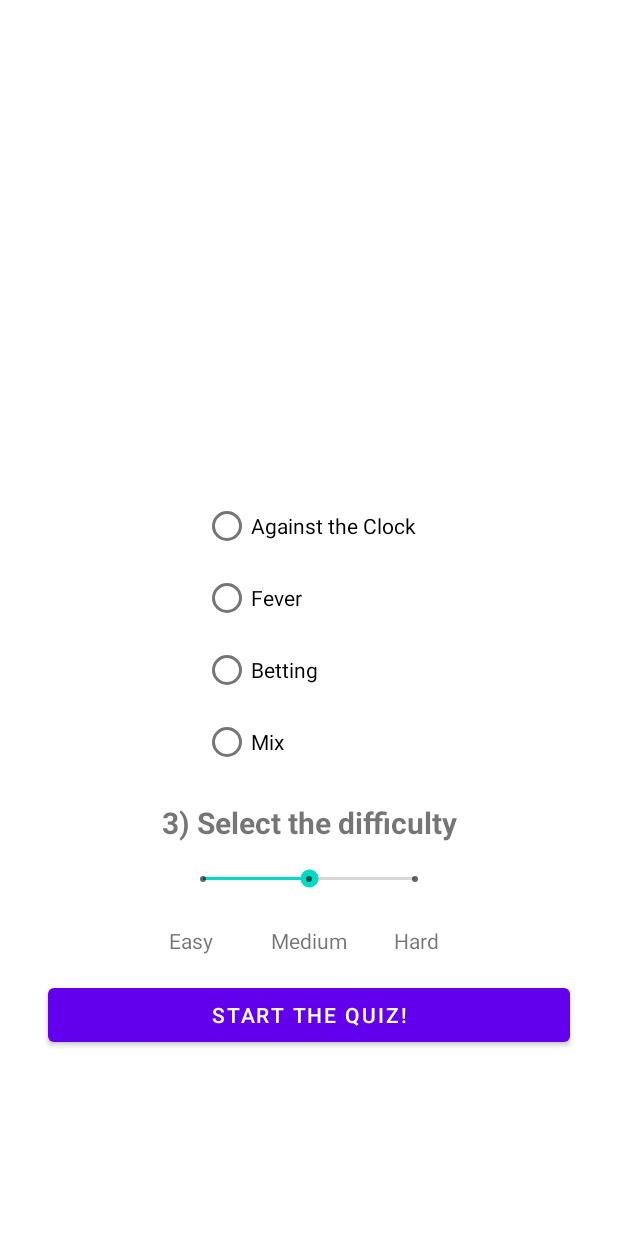
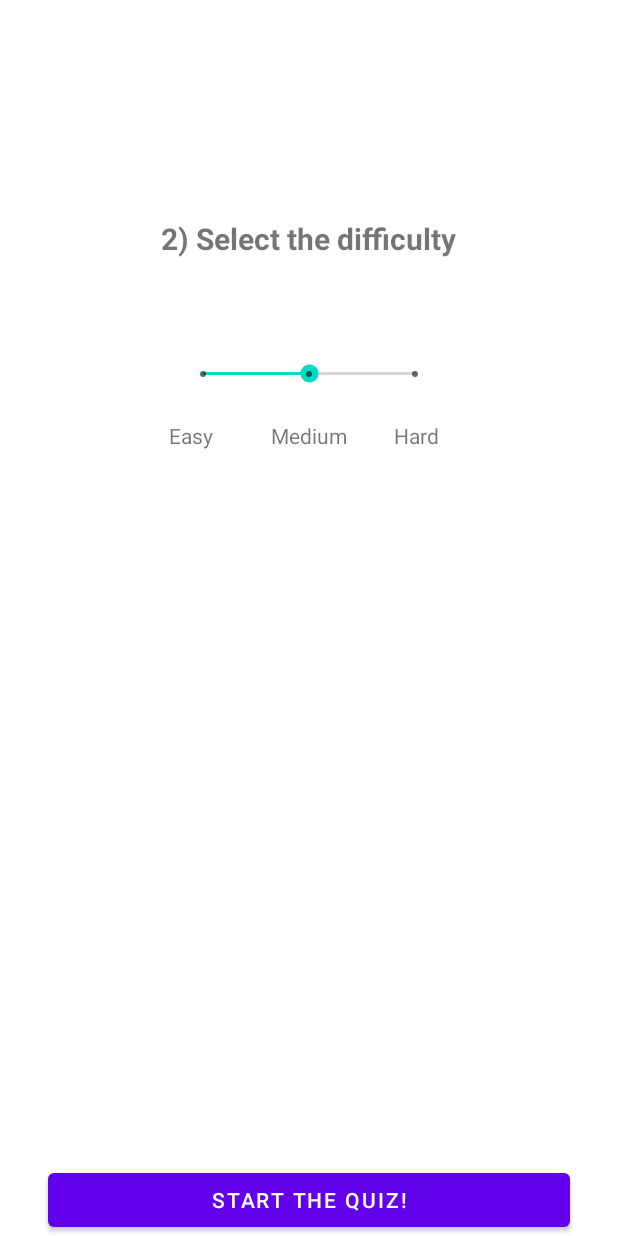
Before and after one commit to dotNote-2022/dotQuiz, an Android app: the layout fragment_home.xml on its own in the app's theme, with its tools: preview values and no code run, on a phone screen of 412 x 824 dp. Run offline under Robolectric (Android 15) with nearby library versions, the phone set to English and light mode, and no system bars.

```diff
--- a/app/src/main/AndroidManifest.xml
+++ b/app/src/main/AndroidManifest.xml
@@ -8,6 +8,9 @@
         android:roundIcon="@mipmap/ic_launcher_round"
         android:supportsRtl="true"
         android:theme="@style/Theme.DotNote">
+        <activity
+            android:name="com.example.dotnote.ui.endingscreen.GameEndActivity"
+            android:exported="false" />
         <activity
             android:name=".EntryPage"
             android:exported="true">
@@ -20,7 +23,7 @@
         <activity
             android:name=".ui.gamescreen.GameActivity"
             android:exported="false"
-            android:theme="@style/Theme.DotNote"/>
+            android:theme="@style/Theme.DotNote" />
         <activity
             android:name=".MainActivity"
             android:exported="true"
--- a/app/src/main/java/com/example/dotnote/MainActivity.java
+++ b/app/src/main/java/com/example/dotnote/MainActivity.java
@@ -78,13 +78,11 @@ public class MainActivity extends AppCompatActivity {
             Intent i = new Intent(MainActivity.this, GameActivity.class);
             ArrayList<String> questionTags = new ArrayList<>();
             ChipGroup chipGroup = findViewById(R.id.category_selection);
-            RadioGroup radioGroup = findViewById(R.id.radioGroup);
             SeekBar seekBar = findViewById(R.id.seekBarDifficulty);
             for (Integer id: chipGroup.getCheckedChipIds()) {
                 questionTags.add((String) ((Chip) findViewById(id)).getText());
             }
             i.putExtra("tags", questionTags);
-            i.putExtra("mode", ( (RadioButton) findViewById(radioGroup.getCheckedRadioButtonId())).getText());
             i.putExtra("diff", seekBar.getProgress());
             startActivity(i);
 
--- a/app/src/main/java/com/example/dotnote/db/DBManager.java
+++ b/app/src/main/java/com/example/dotnote/db/DBManager.java
@@ -228,7 +228,7 @@ public class DBManager extends SQLiteOpenHelper {
         int currentPoints = player.getInt(2);
 
         String UPDATE_STATS = "UPDATE " + PLAYERS_TABLE +
-                " SET points=" + (currentPoints + score / 10)
+                " SET points=" + (currentPoints + (score / 10))
                 + " WHERE _id=" + playerId + ";";
 
         db.execSQL(UPDATE_STATS);
--- a/app/src/main/java/com/example/dotnote/ui/home/HomeFragment.java
+++ b/app/src/main/java/com/example/dotnote/ui/home/HomeFragment.java
@@ -42,9 +42,6 @@ public class HomeFragment extends Fragment {
         TextView guideText = view.findViewById(R.id.text_guide_1);
         guideText.setText("1) Select the categories of questions for your quiz");
 
-        TextView guideText2 = view.findViewById(R.id.text_guide_2);
-        guideText2.setText("2) Select the type of quiz you want");
-
         this.createChips(view);
     }
 
--- a/app/src/main/res/layout/fragment_home.xml
+++ b/app/src/main/res/layout/fragment_home.xml
@@ -1,113 +1,51 @@
 <?xml version="1.0" encoding="utf-8"?>
-<ScrollView xmlns:android="http://schemas.android.com/apk/res/android"
+    <androidx.constraintlayout.widget.ConstraintLayout xmlns:android="http://schemas.android.com/apk/res/android"
         xmlns:app="http://schemas.android.com/apk/res-auto"
         xmlns:tools="http://schemas.android.com/tools"
         android:layout_width="match_parent"
         android:layout_height="match_parent"
         tools:context=".MainActivity">
 
-    <androidx.constraintlayout.widget.ConstraintLayout
-        android:layout_width="match_parent"
-        android:layout_height="wrap_content"
-        tools:context=".ui.home.HomeFragment"
-        tools:layout_editor_absoluteY="1dp">
-
     <TextView
         android:id="@+id/text_guide_1"
         android:layout_width="match_parent"
         android:layout_height="wrap_content"
         android:layout_marginHorizontal="16dp"
-            android:layout_marginTop="16dp"
+        android:layout_marginTop="64dp"
         android:textSize="18sp"
         android:textStyle="bold"
+        app:layout_constraintBottom_toBottomOf="parent"
         app:layout_constraintEnd_toEndOf="parent"
-            app:layout_constraintHorizontal_bias="1.0"
         app:layout_constraintStart_toStartOf="parent"
-            app:layout_constraintTop_toTopOf="parent" />
+        app:layout_constraintTop_toTopOf="parent"
+        app:layout_constraintVertical_bias="0.0" />
 
     <com.google.android.material.chip.ChipGroup
         android:id="@+id/category_selection"
         android:layout_width="match_parent"
         android:layout_height="wrap_content"
         android:layout_marginHorizontal="16dp"
-            app:layout_constraintBottom_toTopOf="@+id/text_guide_2"
         app:layout_constraintEnd_toEndOf="parent"
-            app:layout_constraintHorizontal_bias="1.0"
         app:layout_constraintStart_toStartOf="parent"
         app:layout_constraintTop_toBottomOf="@+id/text_guide_1"
-            app:layout_constraintVertical_bias="0.459"
         app:singleSelection="false">
 
     </com.google.android.material.chip.ChipGroup>
-
-        <TextView
-            android:id="@+id/text_guide_2"
-            android:layout_width="match_parent"
-            android:layout_height="wrap_content"
-            android:textAlignment="center"
-            android:textSize="20sp"
-            android:textStyle="bold"
-            app:layout_constraintBottom_toBottomOf="parent"
-            app:layout_constraintEnd_toEndOf="parent"
-            app:layout_constraintHorizontal_bias="0.0"
-            app:layout_constraintStart_toStartOf="parent"
-            app:layout_constraintTop_toBottomOf="@+id/text_guide_1"
-            app:layout_constraintVertical_bias="0.378" />
-
-        <RadioGroup
-            android:id="@+id/radioGroup"
-            android:layout_width="wrap_content"
-            android:layout_height="wrap_content"
-            app:layout_constraintBottom_toBottomOf="parent"
-            app:layout_constraintEnd_toEndOf="parent"
-            app:layout_constraintHorizontal_bias="0.5"
-            app:layout_constraintStart_toStartOf="parent"
-            app:layout_constraintTop_toBottomOf="@+id/text_guide_2"
-            app:layout_constraintVertical_bias="0.098">
-
-            <RadioButton
-                android:id="@+id/radioButtonClock"
-                android:layout_width="wrap_content"
-                android:layout_height="48dp"
-                android:layout_marginHorizontal="50dp"
-                android:text="Against the Clock" />
-
-            <RadioButton
-                android:id="@+id/radioButtonFever"
-                android:layout_width="wrap_content"
-                android:layout_height="48dp"
-                android:layout_marginHorizontal="50dp"
-                android:text="Fever" />
-
-            <RadioButton
-                android:id="@+id/radioButtonBet"
-                android:layout_width="wrap_content"
-                android:layout_height="48dp"
-                android:layout_marginHorizontal="50dp"
-                android:text="Betting" />
-
-            <RadioButton
-                android:id="@+id/radioButtonMix"
-                android:layout_width="wrap_content"
-                android:layout_height="48dp"
-                android:layout_marginHorizontal="50dp"
-                android:text="Mix" />
-        </RadioGroup>
 
     <TextView
         android:id="@+id/textView3"
         android:layout_width="wrap_content"
         android:layout_height="wrap_content"
         android:layout_marginHorizontal="16dp"
-            android:layout_marginTop="16dp"
-            android:text="3) Select the difficulty"
+        android:text="2) Select the difficulty"
         android:textSize="20sp"
         android:textStyle="bold"
         app:layout_constraintBottom_toBottomOf="parent"
         app:layout_constraintEnd_toEndOf="parent"
+        app:layout_constraintHorizontal_bias="0.497"
         app:layout_constraintStart_toStartOf="parent"
-            app:layout_constraintTop_toBottomOf="@+id/radioGroup"
-            app:layout_constraintVertical_bias="0.0" />
+        app:layout_constraintTop_toBottomOf="@+id/category_selection"
+        app:layout_constraintVertical_bias="0.08" />
 
     <SeekBar
             android:id="@+id/seekBarDifficulty"
@@ -169,10 +107,8 @@
             android:text="Start the quiz!"
             app:layout_constraintBottom_toBottomOf="parent"
             app:layout_constraintEnd_toEndOf="parent"
-            app:layout_constraintHorizontal_bias="0.498"
             app:layout_constraintStart_toStartOf="parent"
             app:layout_constraintTop_toBottomOf="@+id/textView5"
-            app:layout_constraintVertical_bias="0.0" />
+            app:layout_constraintVertical_bias="1.0" />
 
     </androidx.constraintlayout.widget.ConstraintLayout>
-</ScrollView>
```
Also changed, not shown: app/src/main/java/com/example/dotnote/ui/endingscreen/GameEndActivity.java (added, +76 -0 lines), app/src/main/java/com/example/dotnote/ui/gamescreen/GameActivity.java (+13 -2 lines), app/src/main/res/layout/activity_game_end.xml (added, +163 -0 lines), 2 other files. Lines whose indentation alone changed are shown as unchanged.
